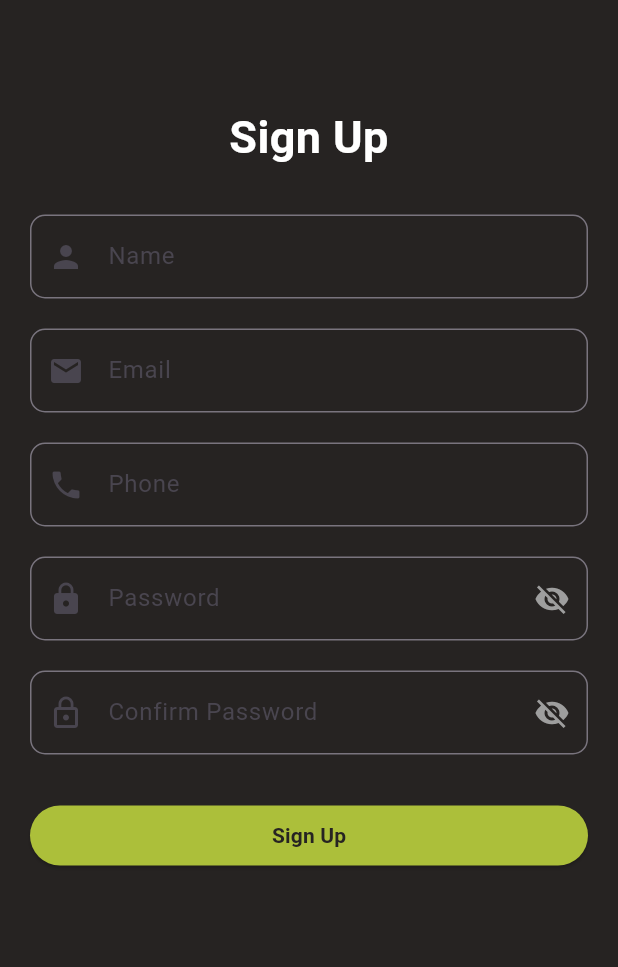
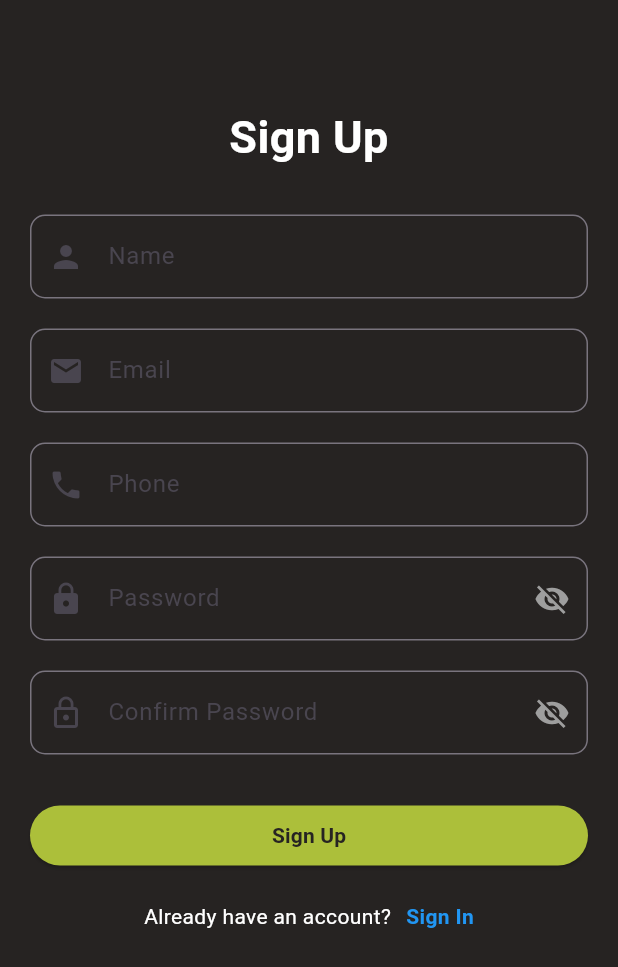
Before and after one commit to RadwaThooliyath/code_learn, a Flutter app: the Registerpage screen opened directly, on a phone screen of 412 x 824 dp. Shown: the top 967 px of the screen. Run offline on Flutter 3.47's test engine with Material 3 defaults, Android fonts, the light colour scheme and no system bars; our stand-ins replace lottie.

Commit message:
Second commit

```diff
--- a/lib/main.dart
+++ b/lib/main.dart
@@ -1,3 +1,4 @@
+import 'package:code_learn/view/homePage.dart';
 import 'package:code_learn/view/loginPage.dart';
 import 'package:flutter/material.dart';
 
--- a/lib/view/my_courses.dart
+++ b/lib/view/my_courses.dart
@@ -1,3 +1,4 @@
+import 'package:code_learn/utils/app_text_style.dart';
 import 'package:code_learn/view/course_detail.dart';
 import 'package:code_learn/view/myCourse_detail.dart';
 import 'package:flutter/material.dart';
@@ -18,7 +19,7 @@ class SelectedCoursesPage extends StatelessWidget {
     return Scaffold(
       backgroundColor: AppColors.background,
       appBar: AppBar(
-        title: const Text("My Selected Courses", style: TextStyle(color: Colors.white)),
+        title: const Text("My Selected Courses", style: AppTextStyle.headline2),
         backgroundColor: AppColors.background,
         iconTheme: const IconThemeData(color: Colors.white),
       ),
--- a/lib/view/registerPage.dart
+++ b/lib/view/registerPage.dart
@@ -166,6 +166,33 @@ class _RegisterpageState extends State<Registerpage> {
                           },
                         ),
                         const SizedBox(height: 20),
+                        Row(
+                          mainAxisAlignment: MainAxisAlignment.center,
+                          children: [
+                            const Text(
+                              "Already have an account?",
+                              style: TextStyle(fontSize: 14, color: Colors.white),
+                            ),
+                            const SizedBox(width: 10),
+                            GestureDetector(
+                              onTap: () {
+                                Navigator.push(
+                                  context,
+                                  MaterialPageRoute(
+                                      builder: (context) => const Registerpage()),
+                                );
+                              },
+                              child: const Text(
+                                "Sign In",
+                                style: TextStyle(
+                                  fontSize: 14,
+                                  fontWeight: FontWeight.bold,
+                                  color: Colors.blue,
+                                ),
+                              ),
+                            ),
+                          ],
+                        ),
                       ],
                     ),
                   ),
--- a/lib/view/widgets/course_card.dart
+++ b/lib/view/widgets/course_card.dart
@@ -5,7 +5,7 @@ class CourseCard extends StatelessWidget {
   final Color cardColor;
   final Color textColor;
   final VoidCallback? onDetailsTap;
-  final double? width; // 👈 Add this line
+  final double? width;
 
   const CourseCard({
     super.key,
@@ -13,7 +13,7 @@ class CourseCard extends StatelessWidget {
     required this.cardColor,
     required this.textColor,
     this.onDetailsTap,
-    this.width, // 👈 Include in constructor
+    this.width,
   });
 
   @override
```
Also changed, not shown: lib/view/homePage.dart (+7 -5 lines), lib/view/myCourse_detail.dart (+3 -6 lines), lib/view/widgets/card_list.dart (+7 -5 lines), 1 other file.
